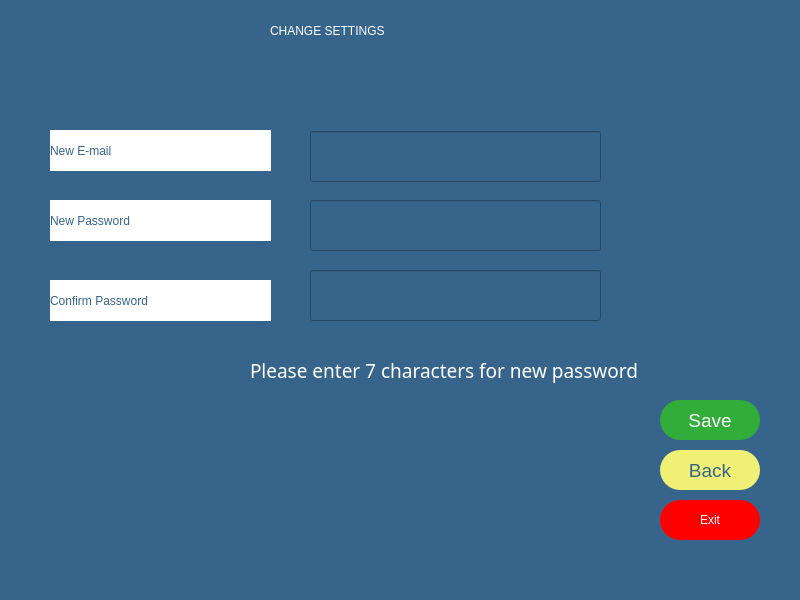
melihorhanyilmaz/Project, file settingscustomer.ui: the form before one commit.
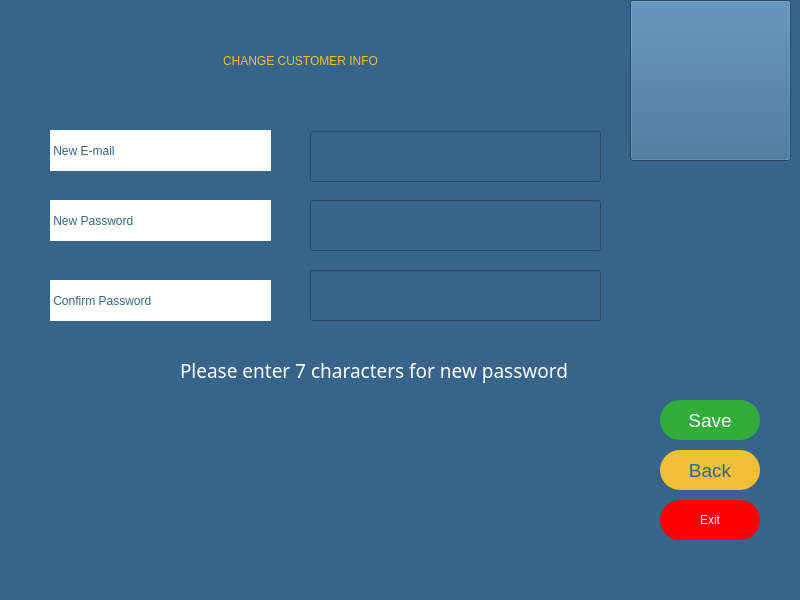
The form after the commit. Icons and pictures are not drawn.

What changed in the file:
```diff
--- a/settingscustomer.ui
+++ b/settingscustomer.ui
@@ -20,18 +20,21 @@
    <widget class="QLabel" name="label">
     <property name="geometry">
      <rect>
-      <x>270</x>
-      <y>10</y>
-      <width>271</width>
+      <x>120</x>
+      <y>40</y>
+      <width>361</width>
       <height>41</height>
      </rect>
     </property>
     <property name="styleSheet">
-     <string notr="true">color: rgb(255, 255, 255);
-font: 63 18pt &quot;Montserrat SemiBold&quot;;</string>
+     <string notr="true">color: rgb(242, 192, 54);
+font: 75 22pt &quot;MS Shell Dlg 2&quot;;</string>
     </property>
     <property name="text">
-     <string>CHANGE SETTINGS</string>
+     <string>CHANGE CUSTOMER INFO</string>
+    </property>
+    <property name="alignment">
+     <set>Qt::AlignCenter</set>
     </property>
    </widget>
    <widget class="QLabel" name="la_name">
@@ -49,7 +52,7 @@
 font: 63 14pt &quot;Montserrat SemiBold&quot;;</string>
     </property>
     <property name="text">
-     <string>New E-mail</string>
+     <string> New E-mail</string>
     </property>
    </widget>
    <widget class="QLabel" name="la_password">
@@ -67,7 +70,7 @@
 font: 63 14pt &quot;Montserrat SemiBold&quot;;</string>
     </property>
     <property name="text">
-     <string>New Password</string>
+     <string> New Password</string>
     </property>
    </widget>
    <widget class="QLineEdit" name="li_name">
@@ -119,7 +122,7 @@
 font: 63 14pt &quot;Montserrat SemiBold&quot;;</string>
     </property>
     <property name="text">
-     <string>Confirm Password</string>
+     <string> Confirm Password</string>
     </property>
    </widget>
    <widget class="QLineEdit" name="li_confpass">
@@ -175,10 +178,11 @@
      </rect>
     </property>
     <property name="styleSheet">
-     <string notr="true">background-color: rgb(240, 240, 119);
+     <string notr="true">background-color: rgb(242, 192, 54);
 color: rgb(54, 100, 139);
 font: 63 14pt ;Montserrat SemiBold;
-border-radius: 20;</string>
+border-radius: 20;
+</string>
     </property>
     <property name="text">
      <string>Back</string>
@@ -190,7 +194,7 @@
    <widget class="QLabel" name="la_error">
     <property name="geometry">
      <rect>
-      <x>250</x>
+      <x>180</x>
       <y>350</y>
       <width>461</width>
       <height>41</height>
@@ -235,6 +239,35 @@
      <bool>false</bool>
     </property>
    </widget>
+   <widget class="QPushButton" name="pushButton">
+    <property name="geometry">
+     <rect>
+      <x>630</x>
+      <y>0</y>
+      <width>161</width>
+      <height>161</height>
+     </rect>
+    </property>
+    <property name="contextMenuPolicy">
+     <enum>Qt::DefaultContextMenu</enum>
+    </property>
+    <property name="styleSheet">
+     <string notr="true"/>
+    </property>
+    <property name="text">
+     <string/>
+    </property>
+    <property name="icon">
+     <iconset>
+      <normaloff>logo.png</normaloff>logo.png</iconset>
+    </property>
+    <property name="iconSize">
+     <size>
+      <width>150</width>
+      <height>150</height>
+     </size>
+    </property>
+   </widget>
   </widget>
   <widget class="QMenuBar" name="menubar">
    <property name="geometry">
```
